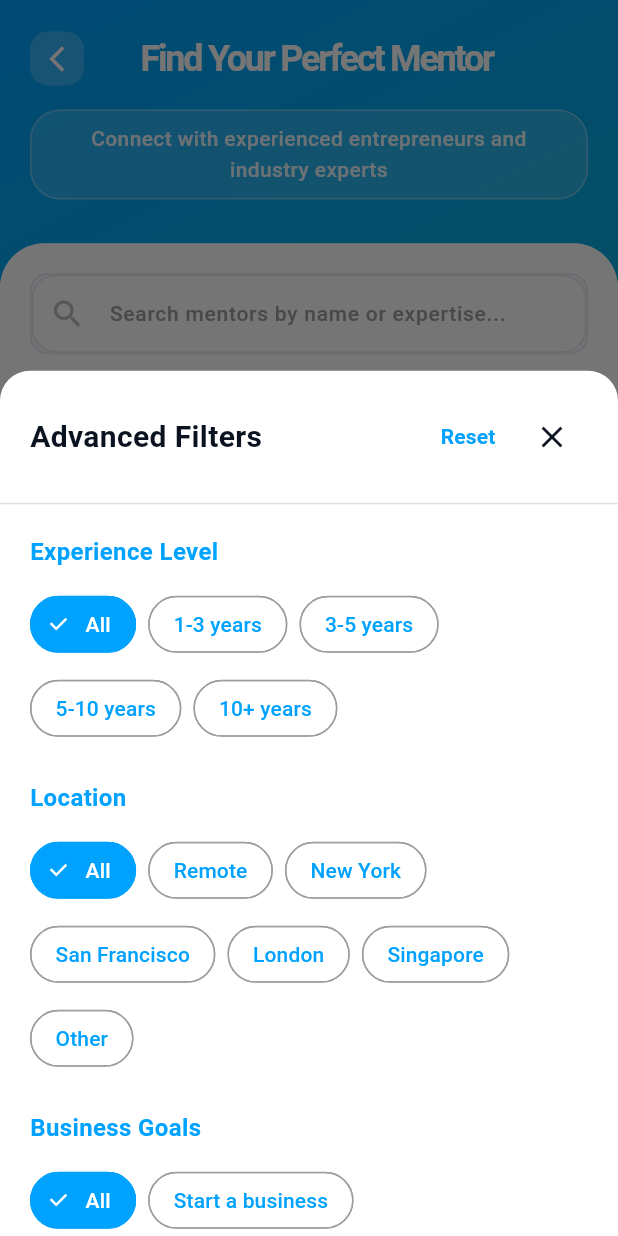
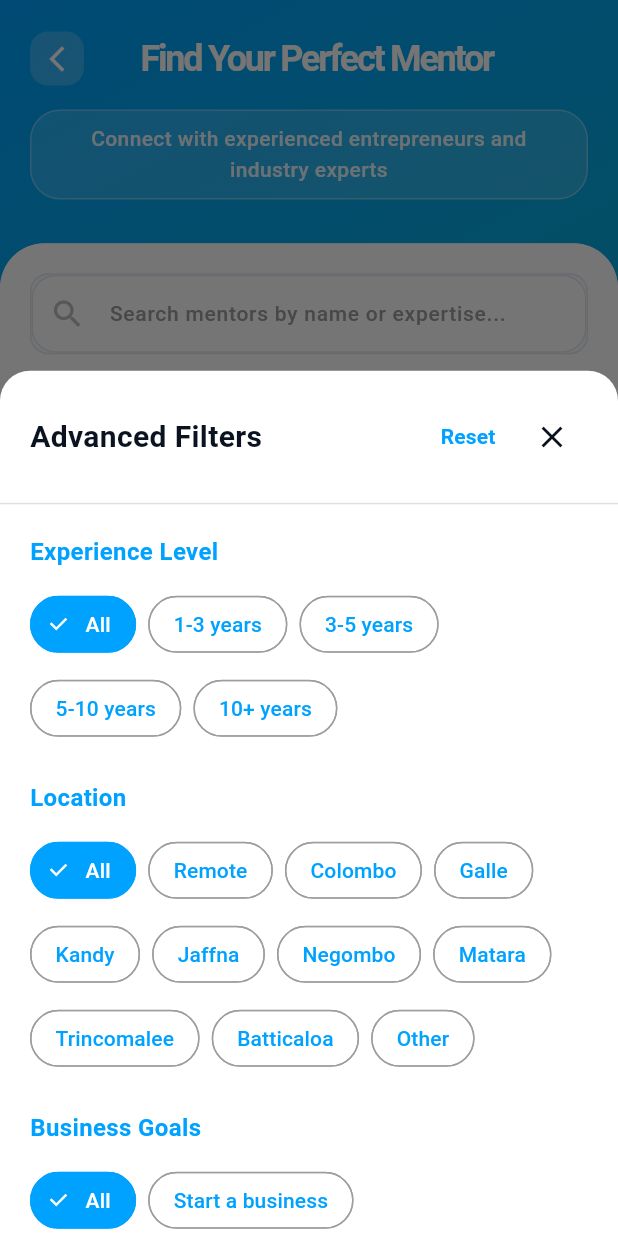
Before and after one commit to luqmanbooso/BizNest-Entrepreneurial-Toolkit-Mobile-App, a Flutter app: the MentorScreen screen opened directly, after a tap on "Business Strategy", after a tap on "Advanced Filters", on a phone screen of 412 x 824 dp. Run offline on Flutter 3.47's test engine with Material 3 defaults, Android fonts, the phone set to English and light mode, and no system bars; our stand-ins replace cloud_firestore, firebase_auth, firebase_core, fl_chart, shared_preferences, shimmer; accounts and stored records are empty.

Commit message:
feat: Update sample mentors and locations to reflect Sri Lankan context

```diff
--- a/lib/add_sample_mentors.dart
+++ b/lib/add_sample_mentors.dart
@@ -16,7 +16,7 @@
       'expertise': 'Tech Startups',
       'experience_years': 8,
       'bio': 'Serial entrepreneur with 3 successful exits. Expert in SaaS and mobile app development.',
-      'location': 'San Francisco, CA',
+      'location': 'Colombo',
       'is_remote': true,
       'specializations': ['SaaS', 'Mobile Apps', 'Fundraising', 'Product Development'],
       'hourly_rate': 150,
@@ -26,7 +26,7 @@
       'linkedin': 'https://linkedin.com/in/sarahjohnson',
       'rating': 4.9,
       'total_mentees': 24,
-      'languages': ['English', 'Spanish'],
+      'languages': ['English', 'Sinhala'],
       'email': 'sarah.johnson@email.com',
       'created_at': FieldValue.serverTimestamp(),
     },
@@ -37,7 +37,7 @@
       'expertise': 'E-commerce',
       'experience_years': 12,
       'bio': 'Built and scaled multiple e-commerce brands from zero to 8-figures.',
-      'location': 'New York, NY',
+      'location': 'Galle',
       'is_remote': true,
       'specializations': ['E-commerce', 'Digital Marketing', 'Operations'],
       'hourly_rate': 200,
@@ -47,7 +47,7 @@
       'linkedin': 'https://linkedin.com/in/michaelchen',
       'rating': 4.8,
       'total_mentees': 18,
-      'languages': ['English', 'Mandarin'],
+      'languages': ['English', 'Tamil'],
       'email': 'michael.chen@email.com',
       'created_at': FieldValue.serverTimestamp(),
     },
@@ -58,7 +58,7 @@
       'expertise': 'Food & Beverage',
       'experience_years': 6,
       'bio': 'Restaurant owner and food industry consultant.',
-      'location': 'Austin, TX',
+      'location': 'Kandy',
       'is_remote': false,
       'specializations': ['Restaurant Operations', 'Franchising'],
       'hourly_rate': 120,
@@ -68,7 +68,7 @@
       'linkedin': 'https://linkedin.com/in/emilyrodriguez',
       'rating': 4.7,
       'total_mentees': 15,
-      'languages': ['English', 'Spanish'],
+      'languages': ['English', 'Sinhala'],
       'email': 'emily.rodriguez@email.com',
       'created_at': FieldValue.serverTimestamp(),
     },
--- a/lib/core/services/mentor_matching_service.dart
+++ b/lib/core/services/mentor_matching_service.dart
@@ -314,7 +314,7 @@
         'name': 'Sarah Johnson',
         'title': 'Serial Entrepreneur & VC Partner',
         'company': 'TechVentures Capital',
-        'location': 'San Francisco, CA',
+        'location': 'Colombo',
         'remote_available': true,
         'experience_level': 'expert',
         'industries': ['Technology', 'Fintech', 'Healthcare'],
@@ -330,15 +330,15 @@
         'twitter': '@sarahj_tech',
         'website': 'https://sarahjohnson.com',
         'hourly_rate': 200,
-        'languages': ['English', 'Spanish'],
-        'timezone': 'PST',
+        'languages': ['English', 'Sinhala'],
+        'timezone': 'Asia/Colombo',
       },
       {
         'id': 'mentor_2',
         'name': 'Michael Chen',
         'title': 'Startup Advisor & Former CTO',
         'company': 'Innovation Labs',
-        'location': 'New York, NY',
+        'location': 'Galle',
         'remote_available': true,
         'experience_level': 'expert',
         'industries': ['Technology', 'AI', 'SaaS'],
--- a/lib/core/services/mentorship_service.dart
+++ b/lib/core/services/mentorship_service.dart
@@ -323,7 +323,7 @@
         'expertise': ['Tech Startups'],
         'experienceLevel': '5-10 years',
         'bio': 'Serial entrepreneur with 3 successful exits.',
-        'location': 'San Francisco, CA',
+        'location': 'Colombo',
         'hourlyRate': '150',
         'title': 'Senior Product Manager',
         'company': 'TechVentures Inc.',
--- a/lib/screens/mentor_screen.dart
+++ b/lib/screens/mentor_screen.dart
@@ -51,10 +51,14 @@
   final List<String> _locations = [
     'All',
     'Remote',
-    'New York',
-    'San Francisco',
-    'London',
-    'Singapore',
+    'Colombo',
+    'Galle',
+    'Kandy',
+    'Jaffna',
+    'Negombo',
+    'Matara',
+    'Trincomalee',
+    'Batticaloa',
     'Other',
   ];
 
--- a/lib/screens/mentorship_request_screen.dart
+++ b/lib/screens/mentorship_request_screen.dart
@@ -356,7 +356,7 @@
                         color: ModernTheme.navy,
                       ),
                       decoration: InputDecoration(
-                        hintText: 'e.g. New York, Remote',
+                        hintText: 'e.g. Colombo, Galle, Remote',
                         hintStyle: ModernTheme.bodyMedium.copyWith(
                           color: ModernTheme.mediumGray,
                         ),
```
